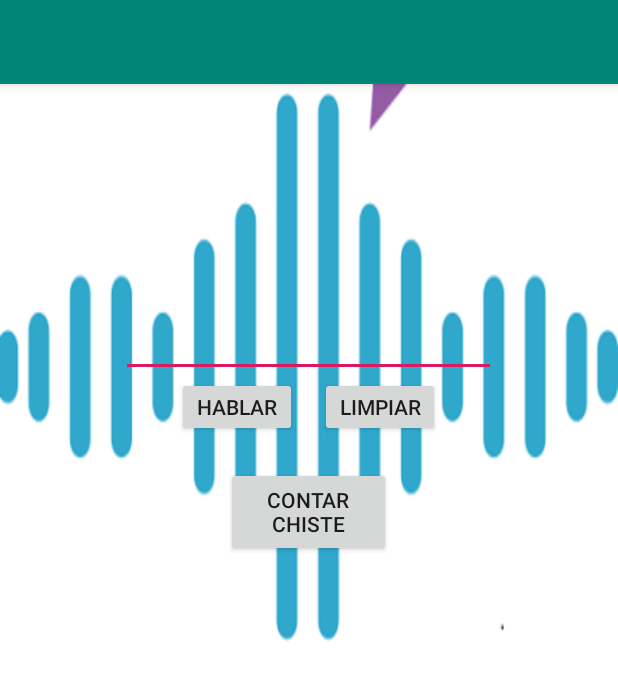
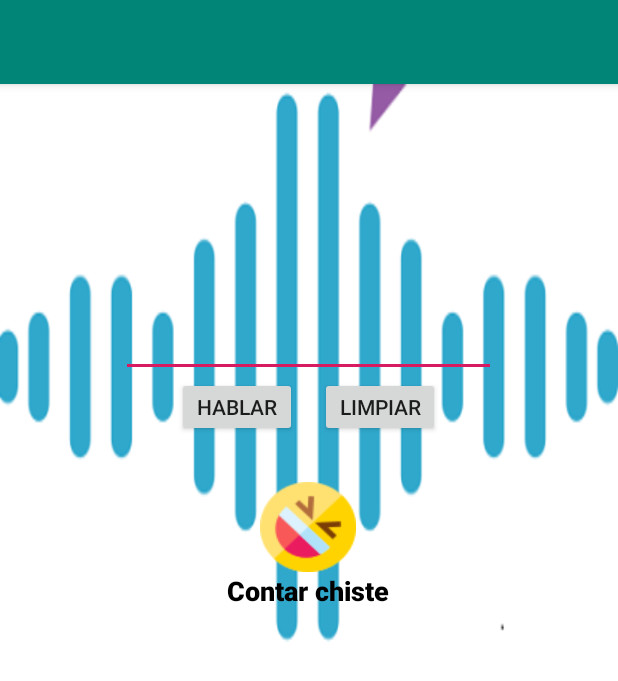
Before and after one commit to calcoach/textovoice, an Android app: the screen it shows after launch (MainActivity), on a phone screen of 412 x 824 dp. Shown: the top 681 px of the screen. Run offline under Robolectric (Android 15) with nearby library versions, the phone set to English and light mode, and no system bars; 2 statements that could not run were skipped.

Commit message:
Icon jokes added

```diff
--- a/app/src/main/java/com/example/texttospeech/MainActivity.java
+++ b/app/src/main/java/com/example/texttospeech/MainActivity.java
@@ -48,7 +48,6 @@ public class MainActivity extends AppCompatActivity {
         });
 
 
-
         button.setOnClickListener(new View.OnClickListener() {
             @Override
             public void onClick(View v) {
--- a/app/src/main/res/layout/activity_main.xml
+++ b/app/src/main/res/layout/activity_main.xml
@@ -48,18 +48,28 @@
                 </Button>
             </LinearLayout>
 
-
             <LinearLayout
-                android:layout_marginTop="20dp"
+                android:layout_marginTop="30dp"
                 android:layout_gravity="center_horizontal"
                 android:layout_width="wrap_content"
                 android:layout_height="wrap_content"
-                android:orientation="horizontal">
-                <Button
+                android:orientation="vertical">
+
+                <ImageButton
                     android:id="@+id/jokes_button"
-                    android:layout_width="110dp"
+                    android:layout_width="64dp"
                     android:layout_height="60dp"
-                    android:text="@string/text_button_jokes"></Button>
+                    android:layout_gravity="center_horizontal"
+                    android:background="@drawable/risa"></ImageButton>
+
+                <TextView
+                    android:layout_width="wrap_content"
+                    android:layout_height="wrap_content"
+                    android:layout_gravity="center_horizontal"
+                    android:fontFamily="sans-serif-black"
+                    android:text="@string/text_button_jokes"
+                    android:textColor="@color/black"
+                    android:textSize="18sp"></TextView>
             </LinearLayout>
 
 
--- a/app/src/main/res/values/colors.xml
+++ b/app/src/main/res/values/colors.xml
@@ -3,4 +3,5 @@
     <color name="colorPrimary">#008577</color>
     <color name="colorPrimaryDark">#00574B</color>
     <color name="colorAccent">#D81B60</color>
+    <color name="black">#000000</color>
 </resources>
```
Also changed, not shown: app/src/main/res/drawable-hdpi/risa.png (added), app/src/main/res/drawable-ldpi/risa.png (added), app/src/main/res/drawable-mdpi/risa.png (added), app/src/main/res/drawable-xhdpi/risa.png (added), app/src/main/res/drawable-xxhdpi/risa.png (added), app/src/main/res/drawable-xxxhdpi/risa.png (added), app/src/main/res/drawable/risa.png (added), 1 other file.
